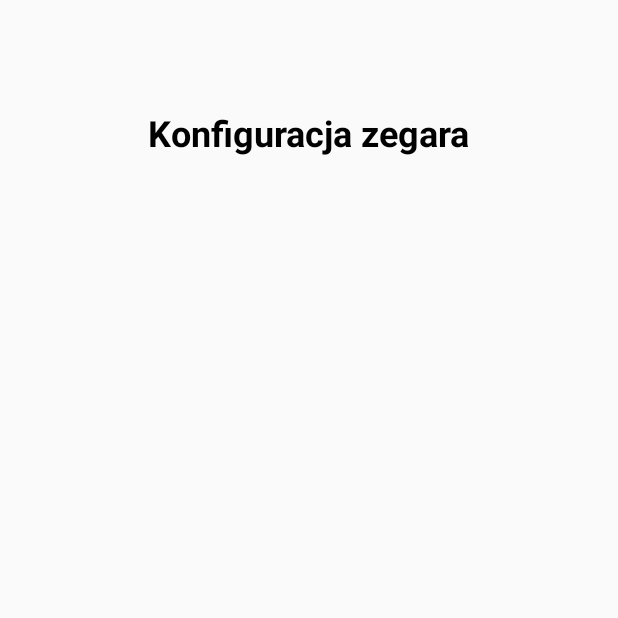
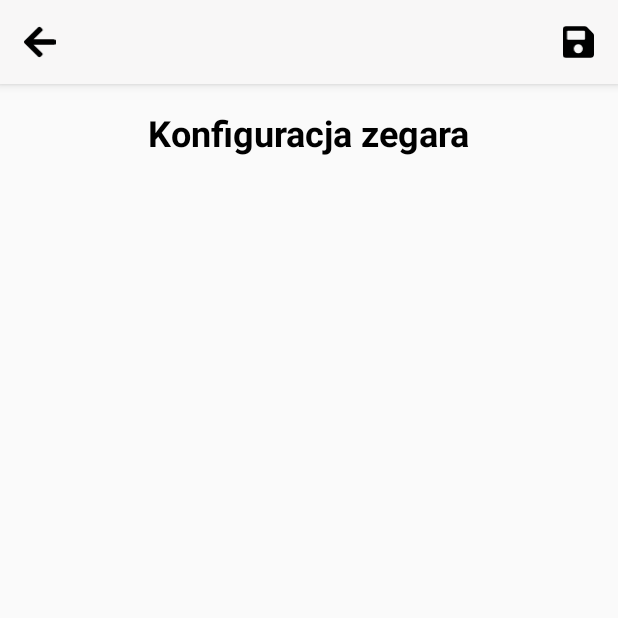
Before and after one commit to rzepkamichal/umpa_android, an Android app: the IntervalListActivity screen opened directly, with no data from a screen before it, on a phone screen of 412 x 824 dp, the top half of it. Run offline under Robolectric (Android 15) with nearby library versions, the phone set to English and light mode, and no system bars.

Commit message:
Add return / save toolbar

```diff
--- /dev/null
+++ b/app/src/main/res/drawable/ic_arrow_left.xml
@@ -0,0 +1,9 @@
+<vector xmlns:android="http://schemas.android.com/apk/res/android"
+    android:width="448dp"
+    android:height="512dp"
+    android:viewportWidth="448"
+    android:viewportHeight="512">
+  <path
+      android:fillColor="#FF000000"
+      android:pathData="M257.5,445.1l-22.2,22.2c-9.4,9.4 -24.6,9.4 -33.9,0L7,273c-9.4,-9.4 -9.4,-24.6 0,-33.9L201.4,44.7c9.4,-9.4 24.6,-9.4 33.9,0l22.2,22.2c9.5,9.5 9.3,25 -0.4,34.3L136.6,216H424c13.3,0 24,10.7 24,24v32c0,13.3 -10.7,24 -24,24H136.6l120.5,114.8c9.8,9.3 10,24.8 0.4,34.3z"/>
+</vector>
--- a/app/src/main/res/layout/activity_intervallist.xml
+++ b/app/src/main/res/layout/activity_intervallist.xml
@@ -9,6 +9,10 @@
     <androidx.constraintlayout.widget.ConstraintLayout
         android:layout_width="match_parent"
         android:layout_height="match_parent">
+
+        <include
+            android:id="@+id/intervallist_toolbar"
+            layout="@layout/return_save_toolbar" />
 
         <androidx.coordinatorlayout.widget.CoordinatorLayout
             android:id="@+id/intervallist_coordinator"
--- a/app/src/main/res/layout/activity_stationlist.xml
+++ b/app/src/main/res/layout/activity_stationlist.xml
@@ -10,7 +10,7 @@
         android:layout_width="match_parent"
         android:layout_height="match_parent">
         <include
-            android:id="@+id/station_settings_save_toolbar"
+            android:id="@+id/stationlist_toolbar"
             layout="@layout/save_toolbar" />
         <TextView
             android:id="@+id/textView4"
--- a/app/src/main/res/layout/return_save_toolbar.xml
+++ b/app/src/main/res/layout/return_save_toolbar.xml
@@ -1,5 +1,38 @@
 <?xml version="1.0" encoding="utf-8"?>
 <androidx.appcompat.widget.Toolbar xmlns:android="http://schemas.android.com/apk/res/android"
-    android:layout_width="match_parent" android:layout_height="match_parent">
+    xmlns:app="http://schemas.android.com/apk/res-auto"
+    android:id="@+id/return_save_toolbar"
+    android:layout_width="match_parent"
+    android:layout_height="wrap_content"
+    android:elevation="4dp"
+    android:background="@color/colorToolbar">
+
+    <RelativeLayout
+        android:id="@+id/return_save_toolbar_relative_layout"
+        android:layout_width="match_parent"
+        android:layout_height="match_parent"
+        android:background="@color/colorToolbar">
+
+        <ImageButton
+            android:id="@+id/return_save_toolbar_save_btn"
+            android:layout_width="24dp"
+            android:layout_height="24dp"
+            android:layout_alignParentStart="true"
+            android:layout_alignParentEnd="true"
+            android:layout_marginEnd="16dp"
+            android:background="@color/colorToolbar"
+            android:scaleType="fitEnd"
+            app:srcCompat="@drawable/ic_save" />
+
+        <ImageButton
+            android:id="@+id/return_save_toolbar_return_btn"
+            android:layout_width="24dp"
+            android:layout_height="24dp"
+            android:layout_alignParentStart="true"
+            android:layout_alignParentEnd="false"
+            android:background="@color/colorToolbar"
+            android:scaleType="fitStart"
+            app:srcCompat="@drawable/ic_arrow_left" />
+    </RelativeLayout>
 
 </androidx.appcompat.widget.Toolbar>
--- a/app/src/main/res/layout/save_toolbar.xml
+++ b/app/src/main/res/layout/save_toolbar.xml
@@ -8,13 +8,13 @@
     android:background="@color/colorToolbar">
 
     <RelativeLayout
-        android:id="@+id/simple_toolbar_relative_layout"
+        android:id="@+id/save_toolbar_relative_layout"
         android:layout_width="match_parent"
         android:layout_height="match_parent"
         android:background="@color/colorToolbar">
 
         <ImageButton
-            android:id="@+id/simple_toolbar_return_btn"
+            android:id="@+id/save_toolbar_save_btn"
             android:layout_width="24dp"
             android:layout_height="24dp"
             android:layout_alignParentStart="true"
```
